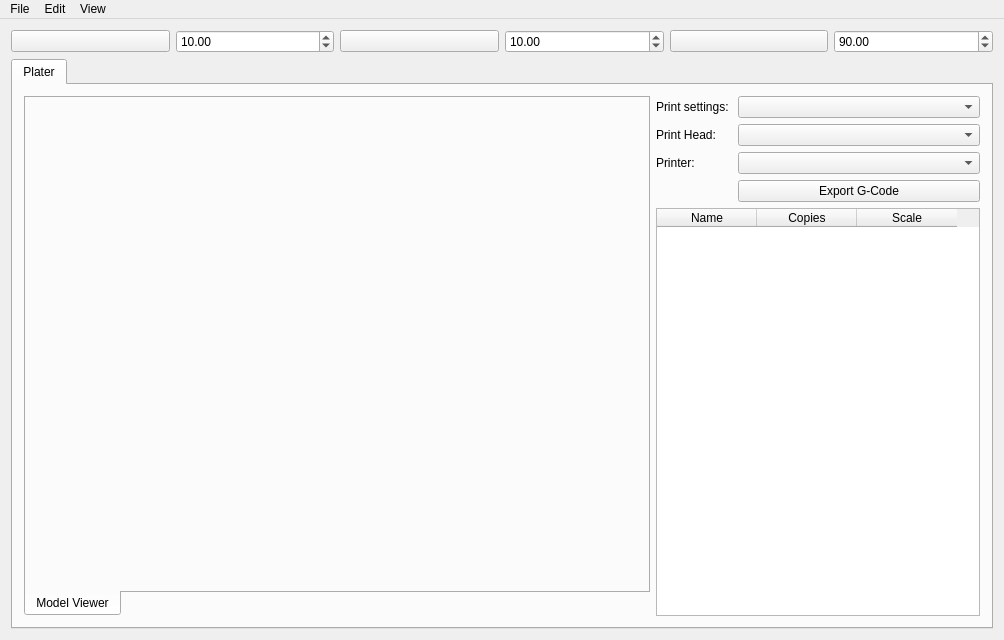
The window that designer_files/Versa3dMainWindow.ui (Multi-Scale-Additive-Manufacturing-Lab/Versa3dPython) describes before a commit, drawn with Qt 5.
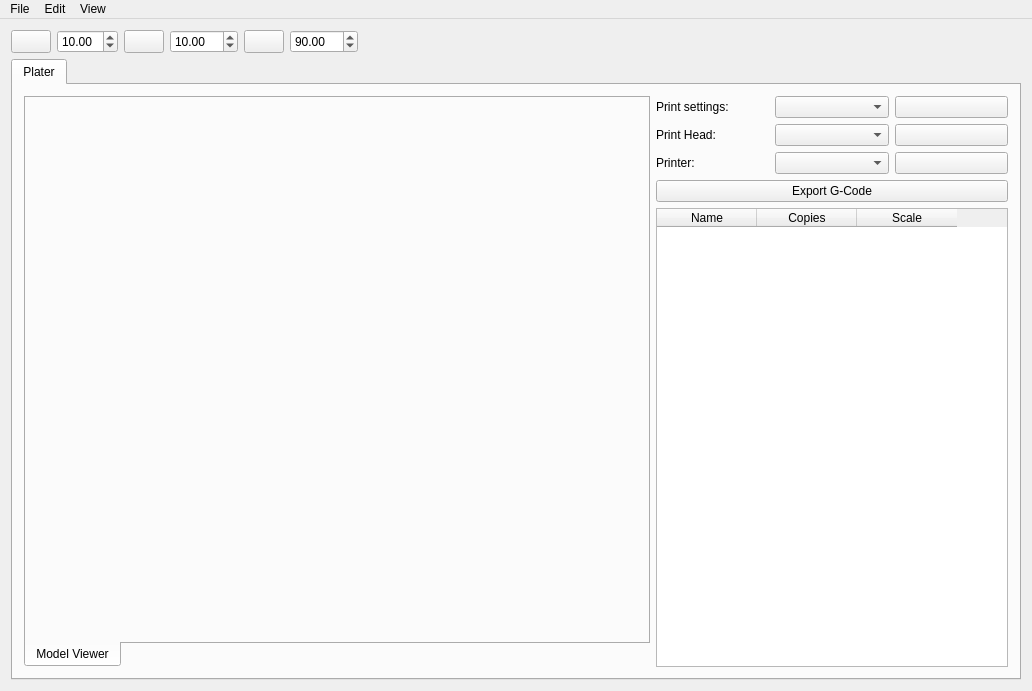
The same window after the commit. Icons and pictures are not drawn. Custom widgets are drawn as their Qt base class.

What changed in the file:
```diff
--- a/designer_files/Versa3dMainWindow.ui
+++ b/designer_files/Versa3dMainWindow.ui
@@ -6,8 +6,8 @@
    <rect>
     <x>0</x>
     <y>0</y>
-    <width>1004</width>
-    <height>640</height>
+    <width>1032</width>
+    <height>691</height>
    </rect>
   </property>
   <property name="sizePolicy">
@@ -31,6 +31,18 @@
      <layout class="QHBoxLayout" name="movement_bar">
       <item>
        <widget class="QPushButton" name="push_button_y">
+        <property name="minimumSize">
+         <size>
+          <width>20</width>
+          <height>20</height>
+         </size>
+        </property>
+        <property name="maximumSize">
+         <size>
+          <width>50</width>
+          <height>50</height>
+         </size>
+        </property>
         <property name="text">
          <string/>
         </property>
@@ -42,6 +54,18 @@
       </item>
       <item>
        <widget class="QDoubleSpinBox" name="y_delta">
+        <property name="minimumSize">
+         <size>
+          <width>50</width>
+          <height>20</height>
+         </size>
+        </property>
+        <property name="maximumSize">
+         <size>
+          <width>100</width>
+          <height>50</height>
+         </size>
+        </property>
         <property name="minimum">
          <double>-99.989999999999995</double>
         </property>
@@ -52,6 +76,18 @@
       </item>
       <item>
        <widget class="QPushButton" name="push_button_x">
+        <property name="minimumSize">
+         <size>
+          <width>20</width>
+          <height>20</height>
+         </size>
+        </property>
+        <property name="maximumSize">
+         <size>
+          <width>50</width>
+          <height>50</height>
+         </size>
+        </property>
         <property name="text">
          <string/>
         </property>
@@ -63,6 +99,18 @@
       </item>
       <item>
        <widget class="QDoubleSpinBox" name="x_delta">
+        <property name="minimumSize">
+         <size>
+          <width>50</width>
+          <height>20</height>
+         </size>
+        </property>
+        <property name="maximumSize">
+         <size>
+          <width>100</width>
+          <height>50</height>
+         </size>
+        </property>
         <property name="minimum">
          <double>-100.000000000000000</double>
         </property>
@@ -76,6 +124,18 @@
       </item>
       <item>
        <widget class="QPushButton" name="push_button_rotate">
+        <property name="minimumSize">
+         <size>
+          <width>20</width>
+          <height>20</height>
+         </size>
+        </property>
+        <property name="maximumSize">
+         <size>
+          <width>50</width>
+          <height>50</height>
+         </size>
+        </property>
         <property name="text">
          <string/>
         </property>
@@ -87,6 +147,18 @@
       </item>
       <item>
        <widget class="QDoubleSpinBox" name="delta_rotate">
+        <property name="minimumSize">
+         <size>
+          <width>50</width>
+          <height>20</height>
+         </size>
+        </property>
+        <property name="maximumSize">
+         <size>
+          <width>100</width>
+          <height>50</height>
+         </size>
+        </property>
         <property name="minimum">
          <double>-360.000000000000000</double>
         </property>
@@ -98,6 +170,19 @@
         </property>
        </widget>
       </item>
+      <item>
+       <spacer name="horizontalSpacer">
+        <property name="orientation">
+         <enum>Qt::Horizontal</enum>
+        </property>
+        <property name="sizeHint" stdset="0">
+         <size>
+          <width>40</width>
+          <height>20</height>
+         </size>
+        </property>
+       </spacer>
+      </item>
      </layout>
     </item>
     <item>
@@ -140,46 +225,79 @@
         <item>
          <layout class="QVBoxLayout" name="right_side_vertical_layout">
           <item>
-           <layout class="QFormLayout" name="formLayout">
-            <item row="1" column="0">
-             <widget class="QLabel" name="PrintSettingLabel">
-              <property name="text">
-               <string>Print settings: </string>
-              </property>
-             </widget>
-            </item>
-            <item row="1" column="1">
-             <widget class="QComboBox" name="PrintSettingComboBox"/>
-            </item>
+           <layout class="QGridLayout" name="gridLayout">
             <item row="2" column="0">
+             <widget class="QLabel" name="PrinterLabel">
+              <property name="text">
+               <string>Printer:</string>
+              </property>
+             </widget>
+            </item>
+            <item row="1" column="0">
              <widget class="QLabel" name="PrintHeadLabel">
               <property name="text">
                <string>Print Head:</string>
               </property>
              </widget>
             </item>
+            <item row="0" column="1">
+             <widget class="QComboBox" name="PrintSettingComboBox"/>
+            </item>
             <item row="2" column="1">
-             <widget class="QComboBox" name="PrintHeadComboBox"/>
-            </item>
-            <item row="3" column="0">
-             <widget class="QLabel" name="PrinterLabel">
-              <property name="text">
-               <string>Printer:</string>
-              </property>
-             </widget>
-            </item>
-            <item row="3" column="1">
              <widget class="QComboBox" name="PrinterComboBox"/>
             </item>
-            <item row="4" column="1">
-             <widget class="QPushButton" name="ExportGCodeButton">
+            <item row="1" column="1">
+             <widget class="QComboBox" name="PrintHeadComboBox"/>
+            </item>
+            <item row="0" column="0">
+             <widget class="QLabel" name="PrintSettingLabel">
               <property name="text">
-               <string>Export G-Code</string>
+               <string>Print settings: </string>
+              </property>
+             </widget>
+            </item>
+            <item row="0" column="2">
+             <widget class="QPushButton" name="ModifyPrintSettings">
+              <property name="text">
+               <string/>
+              </property>
+              <property name="icon">
+               <iconset>
+                <normaloff>icon/cog.svg</normaloff>icon/cog.svg</iconset>
+              </property>
+             </widget>
+            </item>
+            <item row="1" column="2">
+             <widget class="QPushButton" name="ModifyPrintheadSettings">
+              <property name="text">
+               <string/>
+              </property>
+              <property name="icon">
+               <iconset>
+                <normaloff>icon/cog.svg</normaloff>icon/cog.svg</iconset>
+              </property>
+             </widget>
+            </item>
+            <item row="2" column="2">
+             <widget class="QPushButton" name="ModifyPrinterSettings">
+              <property name="text">
+               <string/>
+              </property>
+              <property name="icon">
+               <iconset>
+                <normaloff>icon/cog.svg</normaloff>icon/cog.svg</iconset>
               </property>
              </widget>
             </item>
            </layout>
           </item>
+          <item>
+           <widget class="QPushButton" name="ExportGCodeButton">
+            <property name="text">
+             <string>Export G-Code</string>
+            </property>
+           </widget>
+          </item>
           <item>
            <widget class="QTableWidget" name="table_stl">
             <property name="focusPolicy">
@@ -227,8 +345,8 @@
     <rect>
      <x>0</x>
      <y>0</y>
-     <width>1004</width>
-     <height>21</height>
+     <width>1032</width>
+     <height>26</height>
     </rect>
    </property>
    <widget class="QMenu" name="menuFile">
```
Left out of the diff: 15 changed lines with no effect on the pictures.
